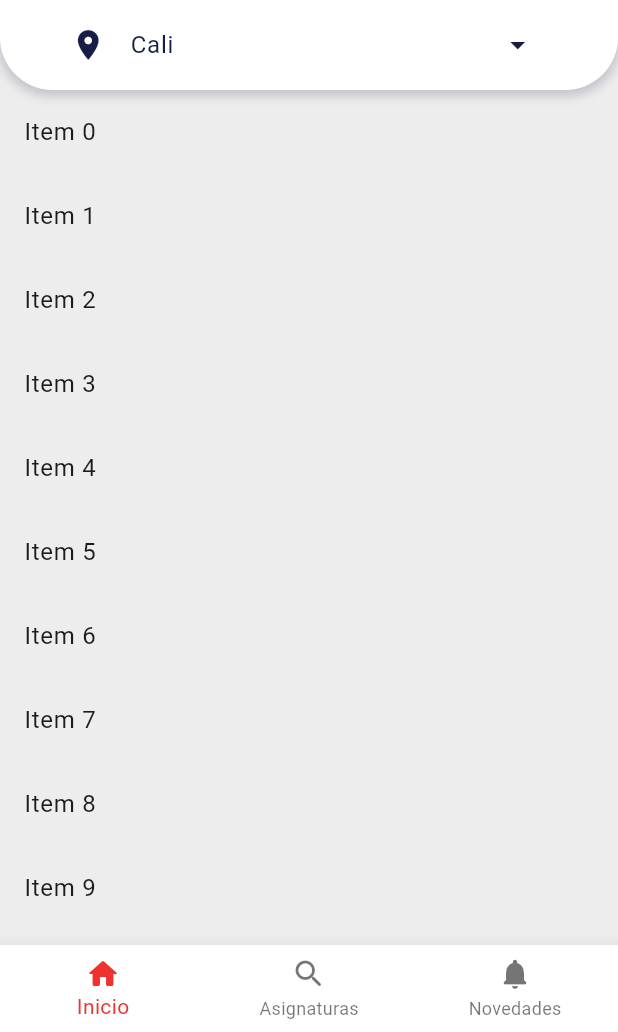
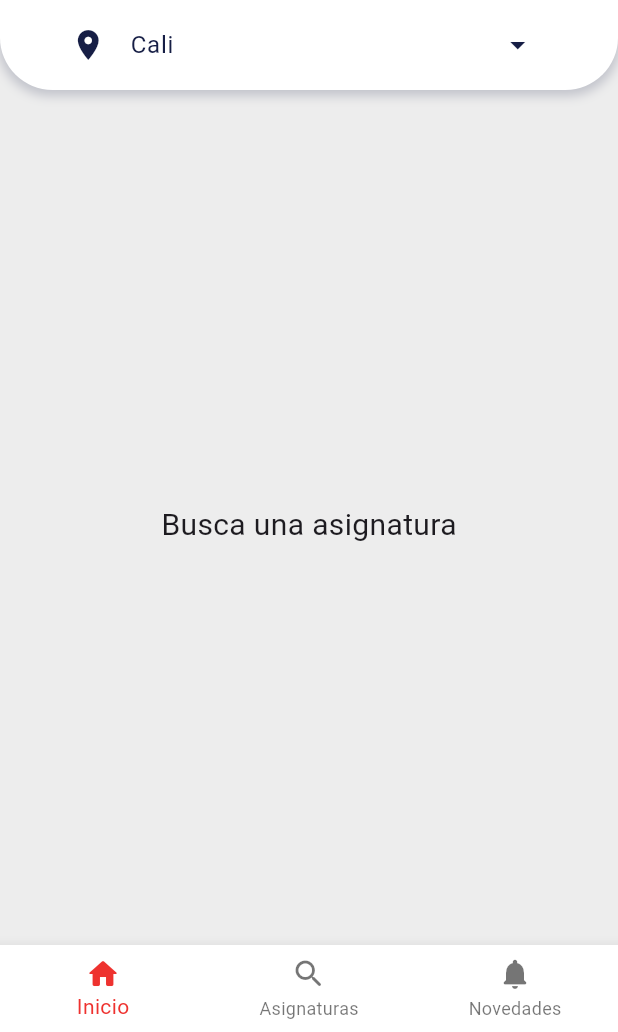
Before and after one commit to code3743/univalle_app, a Flutter app: the SubjectSearchScreen screen opened by its route, on a phone screen of 412 x 824 dp, the part 204-1236 px from its top. Run offline on Flutter 3.47's test engine with Material 3 defaults, Android fonts, the phone set to English and light mode, and no system bars; our stand-ins replace barcode_widget, cookie_jar, dio, dio_cookie_manager, flutter_riverpod, flutter_svg and 4 more; accounts and stored records are empty.

Commit message:
feat: Update search subject data source and repository to handle teacher data with missing email

```diff
--- a/lib/features/search_subject/presentation/screens/search_subject_screen.dart
+++ b/lib/features/search_subject/presentation/screens/search_subject_screen.dart
@@ -1,6 +1,8 @@
 import 'package:flutter/material.dart';
+import 'package:flutter_riverpod/flutter_riverpod.dart';
 import 'package:univalle_app/core/common/widgets/widgets.dart';
-import 'package:univalle_app/features/search_subject/presentation/widgets/subject_search_bar.dart';
+import 'package:univalle_app/features/search_subject/presentation/providers/subject_search_provider.dart';
+import 'package:univalle_app/features/search_subject/presentation/widgets/widgets.dart';
 
 class SubjectSearchScreen extends StatelessWidget {
   const SubjectSearchScreen({super.key});
@@ -21,13 +23,54 @@ class SubjectSearchScreen extends StatelessWidget {
             title: Text('Buscar Asignatura'),
           ),
           const SliverToBoxAdapter(child: SubjectSearchBar()),
-          SliverList(
-            delegate: SliverChildBuilderDelegate((context, index) {
-              return ListTile(
-                title: Text('Item $index'),
+          const SliverToBoxAdapter(
+            child: SizedBox(height: 10),
+          ),
+          Consumer(builder: (context, ref, __) {
+            final subjectSearch = ref.watch(subjectSearchProvider);
+
+            if (subjectSearch == SubjectSearchStatus.loading) {
+              //TODO: Add shimmer effect
+              return const SliverFillRemaining(
+                child: Center(
+                  child: CircularProgressIndicator(),
+                ),
               );
-            }, childCount: 20),
-          )
+            }
+            if (subjectSearch == SubjectSearchStatus.error) {
+              //TODO: Add error message
+              return const SliverFillRemaining(
+                child: Center(
+                  child: Text('Error'),
+                ),
+              );
+            }
+            if (subjectSearch == SubjectSearchStatus.initial) {
+              //TODO: Add initial message
+              return const SliverFillRemaining(
+                child: Center(
+                  child: Text(
+                    'Busca una asignatura',
+                    style: TextStyle(fontSize: 20),
+                  ),
+                ),
+              );
+            }
+            final result = ref.read(subjectSearchProvider.notifier).result;
+            return SliverList(
+              delegate: SliverChildBuilderDelegate((context, index) {
+                if (index == 0) {
+                  return SubjectInfoCard(
+                    subjectName: result.name,
+                    subjectCode: result.code,
+                    subjectCredits: result.credits,
+                  );
+                }
+                final subjectResult = result.results[index - 1];
+                return SubjectResultItem(subjectResult: subjectResult);
+              }, childCount: result.results.length + 1),
+            );
+          })
         ],
       ),
     );
```
Also changed, not shown: lib/features/search_subject/presentation/providers/subject_search_provider.dart (+16 -4 lines).
